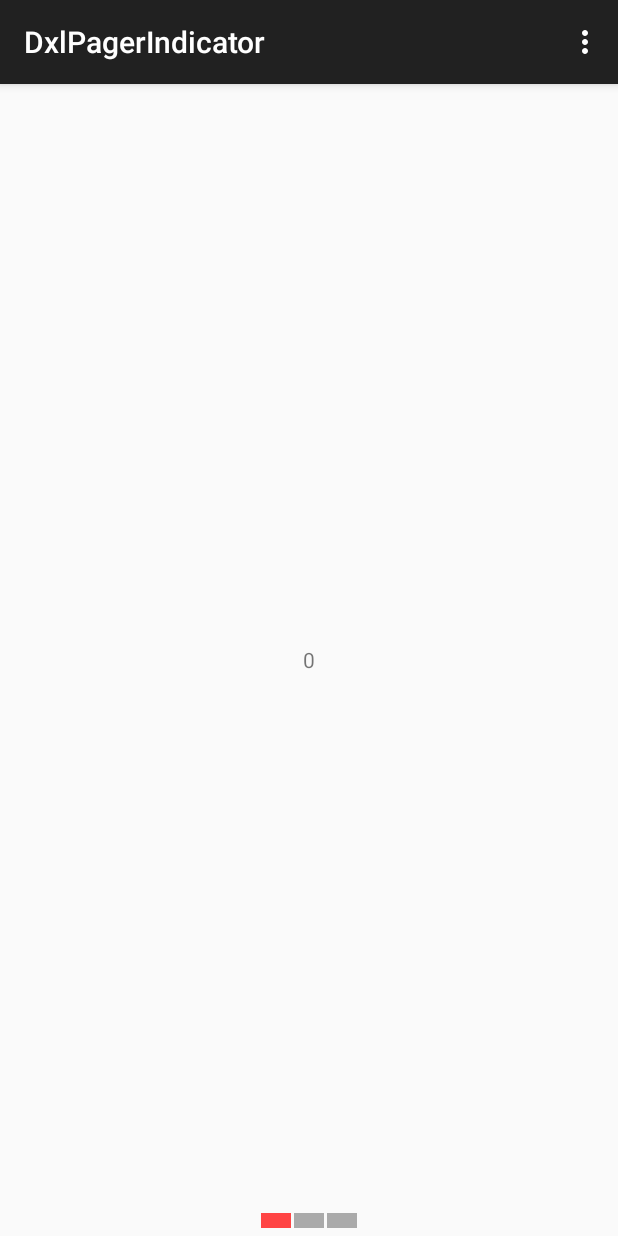
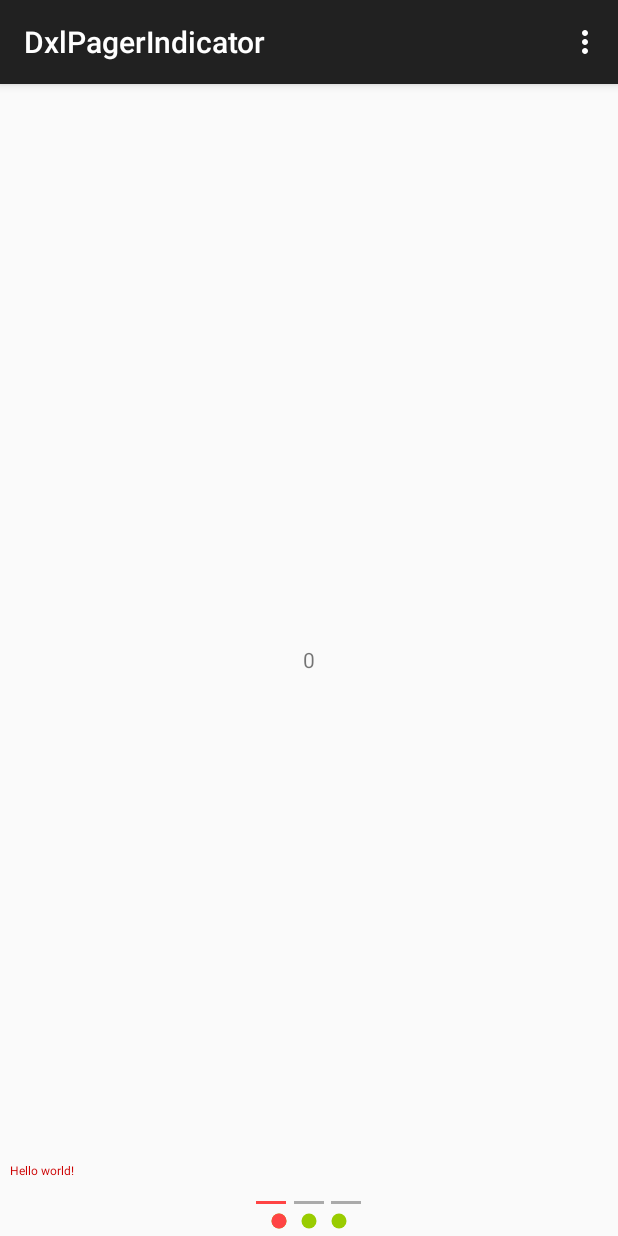
Before and after one commit to dxinl/DxlPagerIndicator, an Android app: the screen it shows after launch (MainActivity), on a phone screen of 412 x 824 dp. Run offline under Robolectric (Android 15) with nearby library versions, the phone set to English and light mode, and no system bars.

Commit message:
Circle Pager Indicator is OK

```diff
--- a/app/src/main/java/com/mx/dengxinliang/dxlpagerindicator/MainActivity.java
+++ b/app/src/main/java/com/mx/dengxinliang/dxlpagerindicator/MainActivity.java
@@ -1,5 +1,8 @@
 package com.mx.dengxinliang.dxlpagerindicator;
 
+import android.graphics.Canvas;
+import android.graphics.Color;
+import android.graphics.Paint;
 import android.os.Bundle;
 import android.support.v4.app.Fragment;
 import android.support.v4.app.FragmentManager;
@@ -10,11 +13,12 @@ import android.view.Menu;
 import android.view.MenuItem;
 
 import com.mx.dengxinliang.library.SimplePagerIndicator;
+import com.mx.dengxinliang.library.SimplePagerIndicator.SimplePagerIndicatorDrawer;
 
 import java.util.ArrayList;
 import java.util.List;
 
-public class MainActivity extends AppCompatActivity {
+public class MainActivity extends AppCompatActivity implements SimplePagerIndicatorDrawer {
 
     @Override
     protected void onCreate(Bundle savedInstanceState) {
@@ -43,8 +47,15 @@ public class MainActivity extends AppCompatActivity {
             }
         });
 
-        SimplePagerIndicator indicator = (SimplePagerIndicator) findViewById(R.id.indicator);
-        indicator.setViewPager(viewPager);
+        SimplePagerIndicator rectIndicator = (SimplePagerIndicator) findViewById(R.id.rect_indicator);
+        rectIndicator.setViewPager(viewPager);
+
+        SimplePagerIndicator circleIndicator = (SimplePagerIndicator) findViewById(R.id.circle_indicator);
+        circleIndicator.setViewPager(viewPager);
+
+        SimplePagerIndicator customDrawerIndicator = (SimplePagerIndicator) findViewById(R.id.test_custom_drawer_indicator);
+        customDrawerIndicator.setViewPager(viewPager);
+        customDrawerIndicator.setDrawer(this);
     }
 
     @Override
@@ -68,4 +79,11 @@ public class MainActivity extends AppCompatActivity {
 
         return super.onOptionsItemSelected(item);
     }
+
+    @Override
+    public void draw(Canvas canvas, Paint paint, int measureWidth, int measureHeight, int currentPosition, int currentPositionOffset) {
+        paint.setColor(getResources().getColor(android.R.color.holo_red_dark));
+        canvas.drawText(getString(R.string.hello_world), 10 + currentPositionOffset, 20 + currentPosition, paint);
+//        canvas.drawRect(currentPosition, currentPositionOffset, measureWidth, measureHeight, paint);
+    }
 }
--- a/app/src/main/res/layout/activity_main.xml
+++ b/app/src/main/res/layout/activity_main.xml
@@ -1,9 +1,9 @@
 <?xml version="1.0" encoding="utf-8"?>
 <RelativeLayout xmlns:android="http://schemas.android.com/apk/res/android"
-              xmlns:app="http://schemas.android.com/apk/res-auto"
-              android:layout_width="match_parent"
-              android:layout_height="match_parent"
-              android:orientation="vertical">
+    xmlns:app="http://schemas.android.com/apk/res-auto"
+    android:layout_width="match_parent"
+    android:layout_height="match_parent"
+    android:orientation="vertical">
     <!--
         <android.support.v7.widget.RecyclerView
             android:layout_width="wrap_content"
@@ -13,12 +13,26 @@
     <android.support.v4.view.ViewPager
         android:id="@+id/view_pager"
         android:layout_width="match_parent"
-        android:layout_height="match_parent"/>
+        android:layout_height="match_parent" />
 
     <com.mx.dengxinliang.library.SimplePagerIndicator
-        android:id="@+id/indicator"
+        android:id="@+id/circle_indicator"
+        android:layout_width="match_parent"
+        android:layout_height="wrap_content"
+        android:layout_alignParentBottom="true"
+        app:normal_color="@android:color/holo_green_light"
+        app:preferences_style="circle" />
+
+    <com.mx.dengxinliang.library.SimplePagerIndicator
+        android:id="@+id/rect_indicator"
         android:layout_width="wrap_content"
-        android:layout_alignParentBottom="true"
-        app:preferences_style="rect"
-        android:layout_height="wrap_content"/>
+        android:layout_height="wrap_content"
+        android:layout_above="@id/circle_indicator"
+        app:preferences_style="rect" />
+
+    <com.mx.dengxinliang.library.SimplePagerIndicator
+        android:id="@+id/test_custom_drawer_indicator"
+        android:layout_width="match_parent"
+        android:layout_height="30dp"
+        android:layout_above="@id/rect_indicator" />
 </RelativeLayout>
--- a/library/src/main/java/com/mx/dengxinliang/library/SimplePagerIndicator.java
+++ b/library/src/main/java/com/mx/dengxinliang/library/SimplePagerIndicator.java
@@ -22,6 +22,7 @@ public class SimplePagerIndicator extends View implements PagerIndicator, ViewPa
 
     private ViewPager mViewPager;
     private ViewPager.OnPageChangeListener onPageChangeListener;
+    private SimplePagerIndicatorDrawer drawer;
 
     private Paint paint;
     private Rect rect;
@@ -34,7 +35,7 @@ public class SimplePagerIndicator extends View implements PagerIndicator, ViewPa
     private float dividerSize;
     private String preferencesStyle;
 
-    private float currentPositionOffset;
+    private int currentPositionOffset;
     private int currentPosition = 0;
 
     public SimplePagerIndicator(Context context) {
@@ -71,11 +72,11 @@ public class SimplePagerIndicator extends View implements PagerIndicator, ViewPa
                 getResources().getDimension(R.dimen.default_rect_height));
         preferencesStyle = array.getString(R.styleable.SimplePagerIndicator_preferences_style);
         dividerSize = array.getDimension(R.styleable.SimplePagerIndicator_indicator_divider_size,
-                preferencesStyle.equals(RECT_STYLE) ?
+                preferencesStyle != null && preferencesStyle.equals(RECT_STYLE) ?
                         getResources().getDimension(R.dimen.default_rect_divider) : getResources().getDimension(R.dimen.default_circle_divider));
         array.recycle();
 
-        if (!preferencesStyle.equals(CIRCLE_STYLE) && !preferencesStyle.equals(RECT_STYLE)) {
+        if (preferencesStyle == null || (!preferencesStyle.equals(CIRCLE_STYLE) && !preferencesStyle.equals(RECT_STYLE))) {
             preferencesStyle = CIRCLE_STYLE;
             Log.e(TAG, "This setting will be not working. Preferences Style can be either rect or circle. It will be default(circle)");
         }
@@ -100,15 +101,14 @@ public class SimplePagerIndicator extends View implements PagerIndicator, ViewPa
 
     @Override
     protected void onMeasure(int widthMeasureSpec, int heightMeasureSpec) {
-        int widthMode = MeasureSpec.getMode(widthMeasureSpec);
+        int widthSize = MeasureSpec.getSize(widthMeasureSpec);
         int heightMode = MeasureSpec.getMode(heightMeasureSpec);
-        int widthSize = MeasureSpec.getSize(widthMeasureSpec);
         int heightSize;
 
         if (heightMode == MeasureSpec.EXACTLY) {
-            Log.w(TAG, "This setting of Height will be not working, \"wrap_content\" is recommended.");
-        }
-
+            Log.w(TAG, "\"wrap_content\" is recommended.");
+            heightSize = MeasureSpec.getSize(heightMeasureSpec);
+        } else {
             if (preferencesStyle.equals(RECT_STYLE)) {
                 if (rectWidth < 0) {
                     rectWidth = -rectWidth;
@@ -123,7 +123,8 @@ public class SimplePagerIndicator extends View implements PagerIndicator, ViewPa
                     circleRadius = -circleRadius;
                 }
 
-            heightSize = (int) (2 * circleRadius);
+                heightSize = (int) (4 * circleRadius);
+            }
         }
 
         setMeasuredDimension(widthSize, heightSize);
@@ -133,25 +134,24 @@ public class SimplePagerIndicator extends View implements PagerIndicator, ViewPa
     protected void onDraw(Canvas canvas) {
         super.onDraw(canvas);
 
+        if (drawer != null) {
+            drawer.draw(canvas, paint, getWidth(), getHeight(), currentPosition, currentPositionOffset);
+            return;
+        }
+
         int indicatorCount = 0;
         if (mViewPager != null) {
-            indicatorCount = 3;
+            indicatorCount = mViewPager.getAdapter().getCount();
         }
 
         paint.setColor(normalColor);
 
         if (preferencesStyle.equals(RECT_STYLE)) {
             float totalWidth = rectWidth * indicatorCount + dividerSize * (indicatorCount - 1);
-            float paddingLeft;
-            float top = rectHeight / 2;
+            float paddingLeft = getPaddingLeft(totalWidth);
+
+            float top = getPaddingTop(rectHeight);
             float bottom = top + rectHeight;
-
-            if (totalWidth > getWidth()) {
-                Log.e(TAG, "Width that you had set is smaller than actual width. This view will be show incompletely");
-                paddingLeft = 0f;
-            } else {
-                paddingLeft = (getWidth() - totalWidth) / 2;
-            }
 
             if (rect == null) {
                 rect = new Rect();
@@ -165,13 +165,27 @@ public class SimplePagerIndicator extends View implements PagerIndicator, ViewPa
             }
 
             paint.setColor(selectedColor);
-			float offset = (rectWidth + dividerSize) / ((View)getParent()).getWidth() * currentPositionOffset;
+            float offset = (rectWidth + dividerSize) / ((View) getParent()).getWidth() * currentPositionOffset;
             float left = paddingLeft + dividerSize * currentPosition + rectWidth * currentPosition + offset;
             float right = left + rectWidth;
             rect.set((int) left, (int) top, (int) right, (int) bottom);
             canvas.drawRect(rect, paint);
         } else {
+            float totalWidth = circleRadius * 2 * indicatorCount + dividerSize * (indicatorCount - 1);
+            float paddingLeft = getPaddingLeft(totalWidth);
+            float top = getPaddingTop(circleRadius * 2);
+            float centerY = top + circleRadius;
 
+            for (int i = 0; i < indicatorCount; i++) {
+                float centerX = paddingLeft + dividerSize * i + circleRadius * 2 * i + circleRadius;
+
+                canvas.drawCircle(centerX, centerY, circleRadius, paint);
+            }
+
+            paint.setColor(selectedColor);
+            float offset = (circleRadius * 2 + dividerSize) / ((View) getParent()).getWidth() * currentPositionOffset;
+            float centerX = paddingLeft + dividerSize * currentPosition + circleRadius * 2 * currentPosition + offset + circleRadius;
+            canvas.drawCircle(centerX, centerY, circleRadius, paint);
         }
     }
 
@@ -213,4 +227,34 @@ public class SimplePagerIndicator extends View implements PagerIndicator, ViewPa
             onPageChangeListener.onPageScrollStateChanged(state);
         }
     }
+
+    /**
+     * Custom drawing this view
+     * This interface is provided to make the view customizable
+     *
+     * @param drawer
+     */
+    public void setDrawer(SimplePagerIndicatorDrawer drawer) {
+        this.drawer = drawer;
     }
+
+    public interface SimplePagerIndicatorDrawer {
+        void draw(Canvas canvas, Paint paint, int measureWidth, int measureHeight, int currentPosition, int currentPositionOffset);
+    }
+
+    private float getPaddingLeft(float totalWidth) {
+        if (totalWidth > getWidth()) {
+            Log.e(TAG, "Width that you had set is smaller than actual width. This view will be show incompletely");
+            return 0f;
+        }
+        return (getWidth() - totalWidth) / 2;
+    }
+
+    private float getPaddingTop(float totalHeight) {
+        if (totalHeight > getHeight()) {
+            Log.e(TAG, "Height that you had set is smaller than actual height. This view will be show incompletely");
+            return 0f;
+        }
+        return (getHeight() - totalHeight) / 2;
+    }
+}
--- /dev/null
+++ b/library/src/main/java/com/mx/dengxinliang/library/TabPagerIndicator.java
@@ -0,0 +1,40 @@
+package com.mx.dengxinliang.library;
+
+import android.annotation.TargetApi;
+import android.content.Context;
+import android.os.Build;
+import android.support.v4.view.ViewPager;
+import android.util.AttributeSet;
+import android.view.View;
+
+/**
+ * Created by DengXinliang on 2015/9/6.
+ */
+public class TabPagerIndicator extends View implements PagerIndicator {
+    public TabPagerIndicator(Context context) {
+        super(context);
+    }
+
+    public TabPagerIndicator(Context context, AttributeSet attrs) {
+        super(context, attrs);
+    }
+
+    public TabPagerIndicator(Context context, AttributeSet attrs, int defStyleAttr) {
+        super(context, attrs, defStyleAttr);
+    }
+
+    @TargetApi(Build.VERSION_CODES.LOLLIPOP)
+    public TabPagerIndicator(Context context, AttributeSet attrs, int defStyleAttr, int defStyleRes) {
+        super(context, attrs, defStyleAttr, defStyleRes);
+    }
+
+    @Override
+    public void setViewPager(ViewPager viewPager) {
+
+    }
+
+    @Override
+    public void setOnPageChangeListener(ViewPager.OnPageChangeListener onPagerChangeListener) {
+
+    }
+}
--- a/library/src/main/res/values/dimens.xml
+++ b/library/src/main/res/values/dimens.xml
@@ -3,9 +3,9 @@
     <dimen name="activity_horizontal_margin">16dp</dimen>
     <dimen name="activity_vertical_margin">16dp</dimen>
 
-    <dimen name="default_circle_radius">-3dp</dimen>
+    <dimen name="default_circle_radius">-5dp</dimen>
     <dimen name="default_rect_width">-20dp</dimen>
-    <dimen name="default_rect_height">-10dp</dimen>
-    <dimen name="default_rect_divider">2dp</dimen>
+    <dimen name="default_rect_height">-2dp</dimen>
+    <dimen name="default_rect_divider">5dp</dimen>
     <dimen name="default_circle_divider">10dp</dimen>
 </resources>
```
Also changed, not shown: 65 other files. Lines whose indentation alone changed are shown as unchanged.
